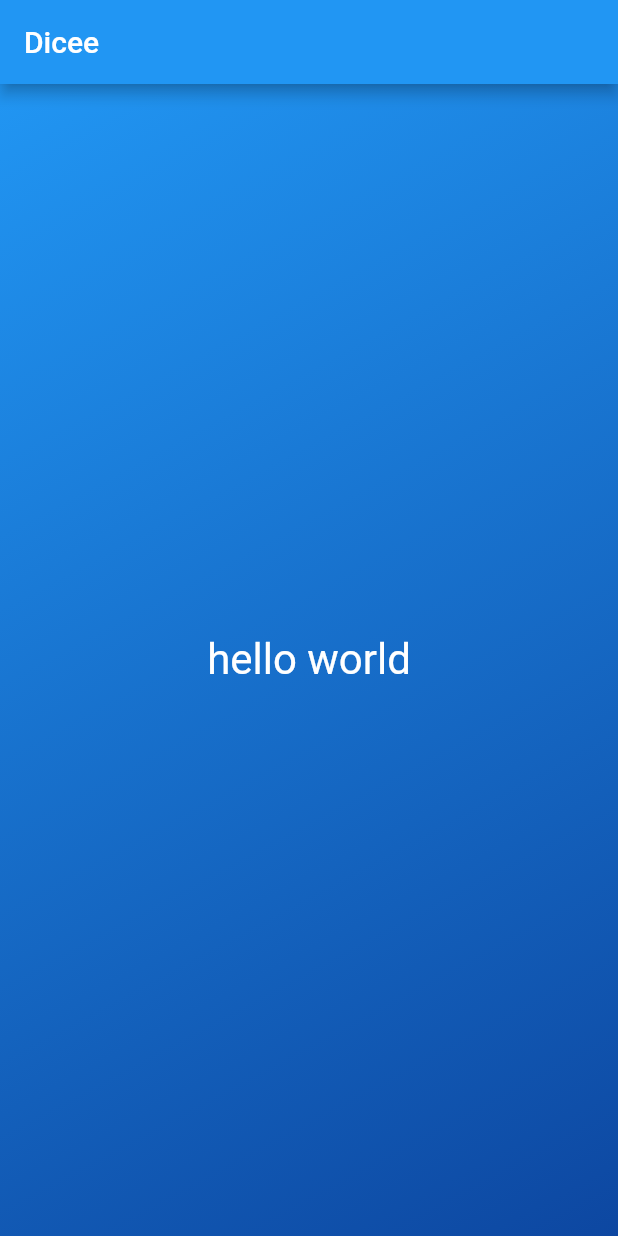
After one commit to surendraLongre/fluttterpr, a Flutter app: the screen it shows after launch, on a phone screen of 412 x 824 dp. The commit adds this screen. Run offline on Flutter 3.47's test engine with Material 2 defaults, Android fonts, the phone set to English and light mode, and no system bars.

Commit message:
add styled_test file for styling the center text

```diff
--- a/diceefl/lib/gradient_container.dart
+++ b/diceefl/lib/gradient_container.dart
@@ -1,4 +1,5 @@
 import 'package:flutter/material.dart';
+import 'styled_test.dart';
 
 class GradientContainer extends StatelessWidget{
 	const GradientContainer({super.key});
@@ -15,14 +16,7 @@ class GradientContainer extends StatelessWidget{
 							end:Alignment.bottomRight,
 							),
 						),
-					child: Center(
-						child: Text('hello world',
-							style:TextStyle(
-								color:Colors.white,
-								fontSize:28,
-								),
-							),
-						),
+					child: const StyledText(),
 					);
 
 		}
--- a/diceefl/lib/main.dart
+++ b/diceefl/lib/main.dart
@@ -17,7 +17,7 @@ class DicePage extends StatelessWidget {
 							title: Text('Dicee'),
 							//							backgroundColor:Colors.red,
 							),
-						body: GradientContainer(),
+						body: const GradientContainer(),
 						),
 					);
 		}
--- /dev/null
+++ b/diceefl/lib/styled_test.dart
@@ -0,0 +1,17 @@
+import 'package:flutter/material.dart';
+
+class StyledText extends StatelessWidget{
+	const StyledText({super.key});
+	@override
+		Widget build(BuildContext context){
+			return const Center(
+					child: Text('hello world',
+						style:TextStyle(
+							color:Colors.white,
+							fontSize:28,
+							),
+						),
+			       );
+
+		}
+}
```
